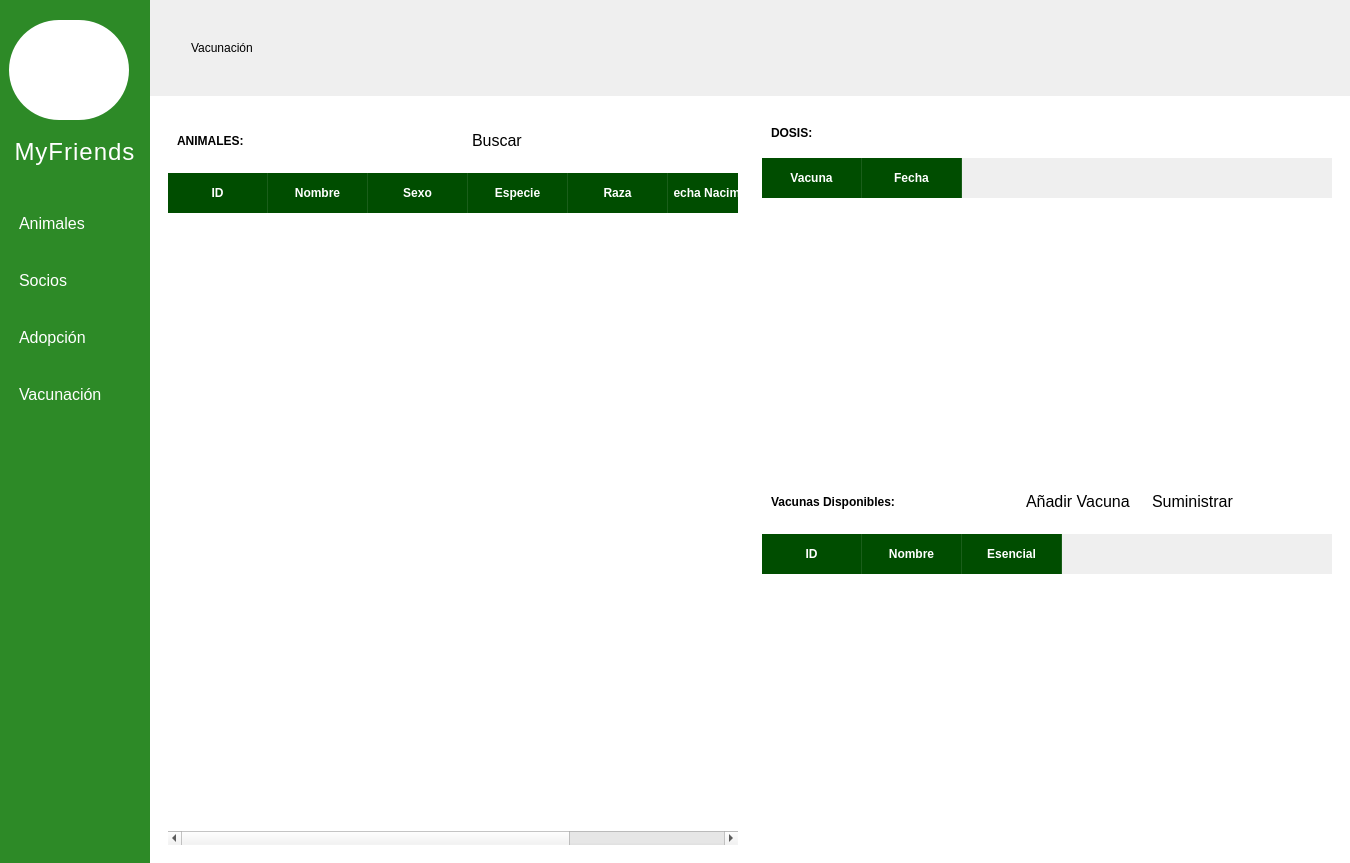
Old version of the form vistas/vacunacion.ui in the repository MiguelGarcia29/RefugioAnimal-OR.
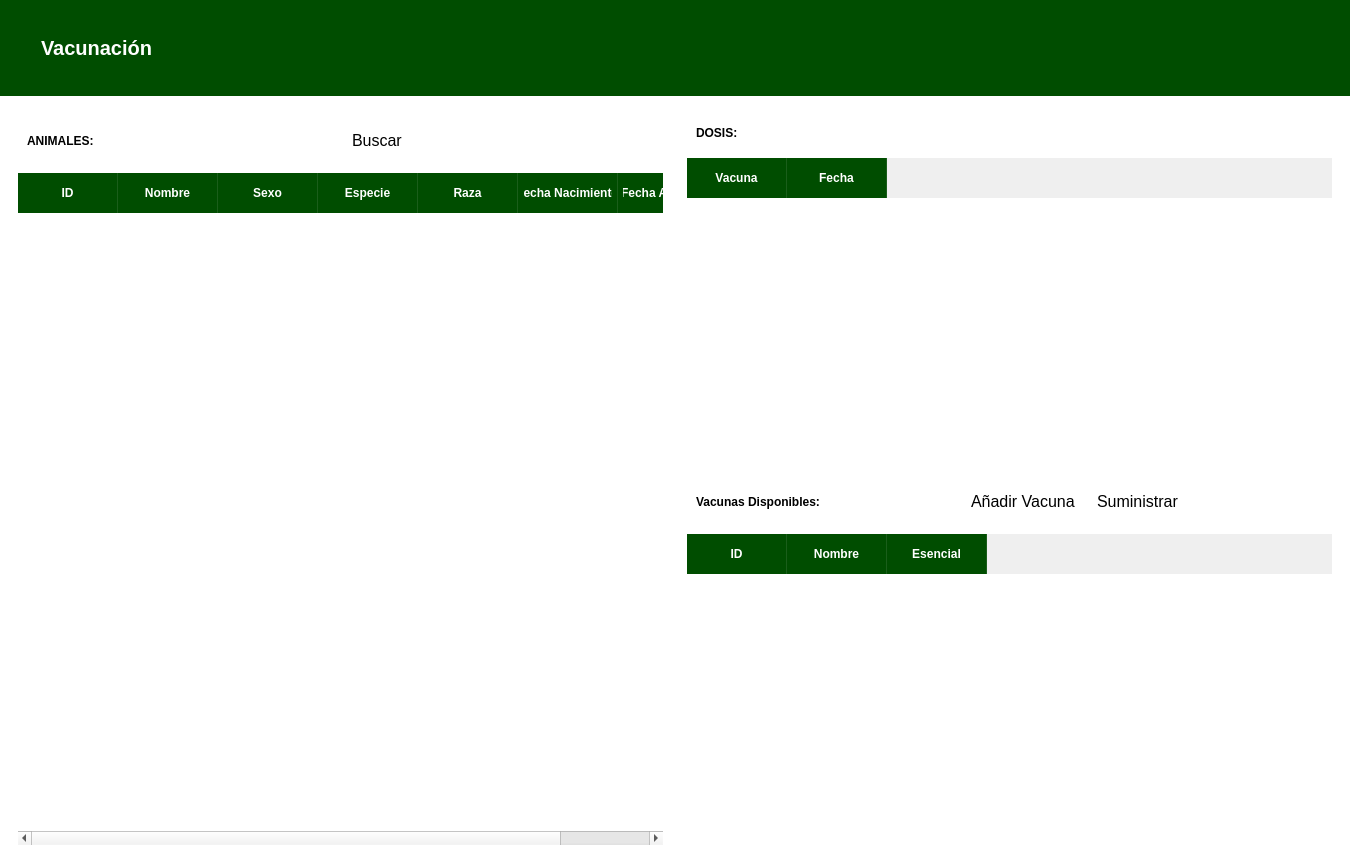
New version of the form. Icons and pictures are not drawn.

The edit to the form file:
```diff
--- a/vistas/vacunacion.ui
+++ b/vistas/vacunacion.ui
@@ -37,165 +37,6 @@
     <property name="bottomMargin">
      <number>0</number>
     </property>
-    <item>
-     <widget class="QFrame" name="frame_lateral">
-      <property name="styleSheet">
-       <string notr="true">/* Color de fondo del panel lateral */
-#frame_lateral {
-    background-color: #2d8a27; /* El verde de tu captura */
-    border: none;
-}
-
-/* Estilo para todos los botones dentro del panel */
-QPushButton {
-    background-color: transparent;
-    color: white;
-    text-align: left;
-    padding: 10px;
-    font-size: 16px;
-    border: none;
-}
-
-/* Efecto cuando pasas el ratón por encima */
-QPushButton:hover {
-    background-color: #3eb038;
-}</string>
-      </property>
-      <property name="frameShape">
-       <enum>QFrame::StyledPanel</enum>
-      </property>
-      <property name="frameShadow">
-       <enum>QFrame::Raised</enum>
-      </property>
-      <layout class="QVBoxLayout" name="verticalLayout">
-       <property name="spacing">
-        <number>18</number>
-       </property>
-       <property name="topMargin">
-        <number>20</number>
-       </property>
-       <item>
-        <widget class="QLabel" name="imagen">
-         <property name="minimumSize">
-          <size>
-           <width>100</width>
-           <height>100</height>
-          </size>
-         </property>
-         <property name="maximumSize">
-          <size>
-           <width>120</width>
-           <height>120</height>
-          </size>
-         </property>
-         <property name="styleSheet">
-          <string notr="true">#imagen{
-	border-radius: 50px;
-	background-color: white;
-}</string>
-         </property>
-         <property name="text">
-          <string/>
-         </property>
-         <property name="pixmap">
-          <pixmap>img/logo_perros.webp</pixmap>
-         </property>
-         <property name="scaledContents">
-          <bool>true</bool>
-         </property>
-        </widget>
-       </item>
-       <item>
-        <widget class="QLabel" name="nombre">
-         <property name="minimumSize">
-          <size>
-           <width>30</width>
-           <height>30</height>
-          </size>
-         </property>
-         <property name="maximumSize">
-          <size>
-           <width>200</width>
-           <height>200</height>
-          </size>
-         </property>
-         <property name="styleSheet">
-          <string notr="true">#nombre{
-	color: #FFFFFF;
-	padding-bottom: 20px;
-	font-family: 'Montserrat';
-	font-size: 24px;
-	letter-spacing: 1px;
-}</string>
-         </property>
-         <property name="text">
-          <string>MyFriends</string>
-         </property>
-         <property name="alignment">
-          <set>Qt::AlignCenter</set>
-         </property>
-        </widget>
-       </item>
-       <item>
-        <widget class="QPushButton" name="btn_animales">
-         <property name="text">
-          <string>Animales</string>
-         </property>
-         <property name="icon">
-          <iconset>
-           <normaloff>img/huella.png</normaloff>img/huella.png</iconset>
-         </property>
-        </widget>
-       </item>
-       <item>
-        <widget class="QPushButton" name="btn_socios">
-         <property name="text">
-          <string>Socios</string>
-         </property>
-         <property name="icon">
-          <iconset>
-           <normaloff>img/persona.webp</normaloff>img/persona.webp</iconset>
-         </property>
-        </widget>
-       </item>
-       <item>
-        <widget class="QPushButton" name="btn_adopcion">
-         <property name="text">
-          <string>Adopción</string>
-         </property>
-         <property name="icon">
-          <iconset>
-           <normaloff>img/corazon2.webp</normaloff>img/corazon2.webp</iconset>
-         </property>
-        </widget>
-       </item>
-       <item>
-        <widget class="QPushButton" name="btn_vacunacion">
-         <property name="text">
-          <string>Vacunación</string>
-         </property>
-         <property name="icon">
-          <iconset>
-           <normaloff>img/salud.png</normaloff>img/salud.png</iconset>
-         </property>
-        </widget>
-       </item>
-       <item>
-        <spacer name="verticalSpacer">
-         <property name="orientation">
-          <enum>Qt::Vertical</enum>
-         </property>
-         <property name="sizeHint" stdset="0">
-          <size>
-           <width>20</width>
-           <height>341</height>
-          </size>
-         </property>
-        </spacer>
-       </item>
-      </layout>
-     </widget>
-    </item>
     <item>
      <widget class="QFrame" name="frame">
       <property name="frameShape">
@@ -223,11 +64,11 @@
        <item>
         <widget class="QFrame" name="frame_superior">
          <property name="styleSheet">
-          <string notr="true">#frame_superior_4{
+          <string notr="true">#frame_superior{
 	background-color: #004d00
 }
 
-#titulo_4{
+#titulo{
 	color: white; 
 	font-size: 20px; 
 	font-weight: bold; 
```
Left out of the diff: 2 changed lines with no effect on the pictures.
